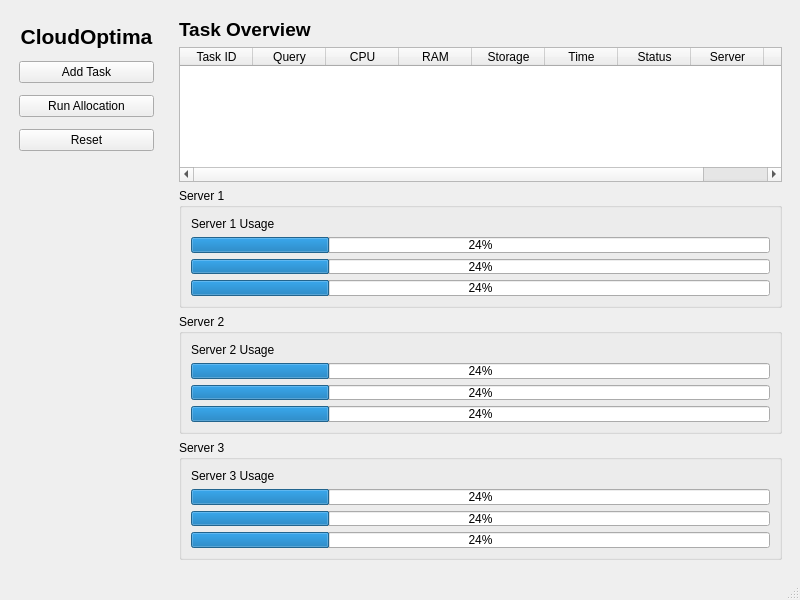
Before: the Qt Designer form mainwindow.ui in ashutosh691/CloudOptima-An-Optimised-Resource-Allocation-System, drawn with Qt 5.
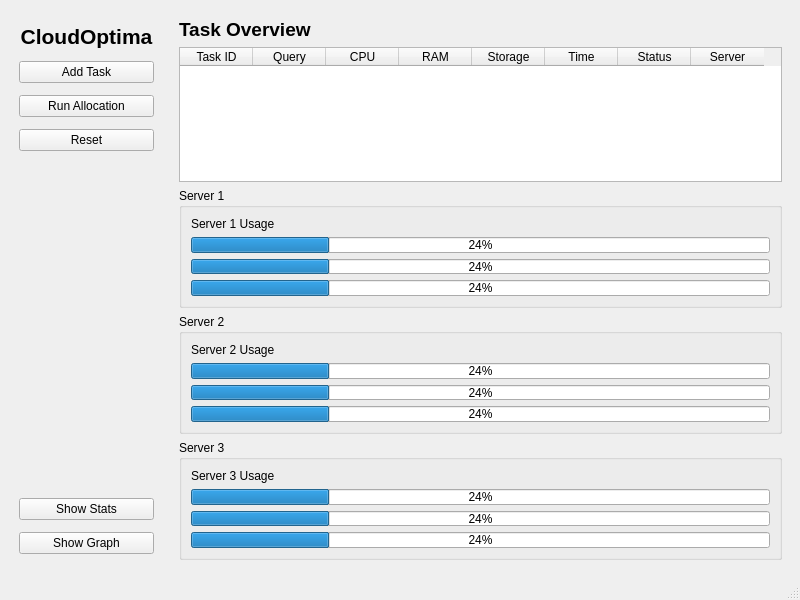
After: the same form once the commit is applied.

Commit message: Added graphs and other stats functionality

What changed in the file:
```diff
--- a/mainwindow.ui
+++ b/mainwindow.ui
@@ -99,6 +99,20 @@
              </property>
             </spacer>
            </item>
+           <item>
+            <widget class="QPushButton" name="statsBtn">
+             <property name="text">
+              <string>Show Stats</string>
+             </property>
+            </widget>
+           </item>
+           <item>
+            <widget class="QPushButton" name="graphBtn">
+             <property name="text">
+              <string>Show Graph</string>
+             </property>
+            </widget>
+           </item>
           </layout>
          </item>
         </layout>
@@ -140,7 +154,7 @@
               <enum>QAbstractItemView::SelectionBehavior::SelectRows</enum>
              </property>
              <property name="columnCount">
-              <number>9</number>
+              <number>8</number>
              </property>
              <attribute name="horizontalHeaderCascadingSectionResizes">
               <bool>false</bool>
@@ -194,7 +208,6 @@
                <string>Server</string>
               </property>
              </column>
-             <column/>
             </widget>
            </item>
            <item>
```
The commit also changes 123 other files.
